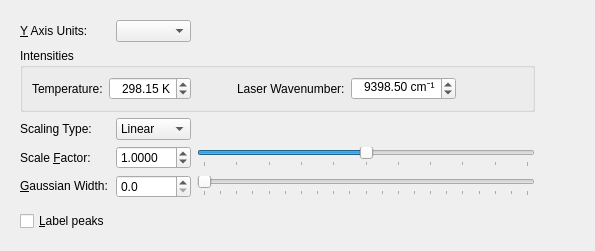
This is libavogadro/src/extensions/spectra/tab_ir_raman.ui in cryos/avogadro as Qt 5 draws it before an edit. The edited form follows.
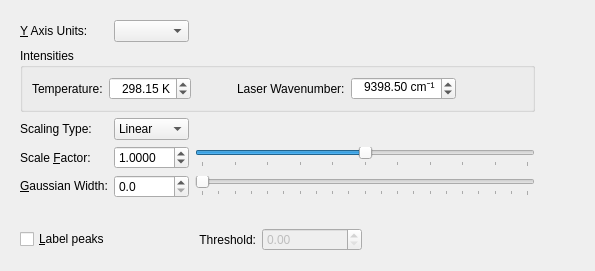
This is the edited form.

Commit message: Threshold for peal labels

Patch:
```diff
--- a/libavogadro/src/extensions/spectra/tab_ir_raman.ui
+++ b/libavogadro/src/extensions/spectra/tab_ir_raman.ui
@@ -7,7 +7,7 @@
     <x>0</x>
     <y>0</y>
     <width>595</width>
-    <height>251</height>
+    <height>271</height>
    </rect>
   </property>
   <property name="windowTitle">
@@ -69,22 +69,6 @@
         </property>
        </spacer>
       </item>
-      <item row="7" column="0">
-       <widget class="QCheckBox" name="cb_labelPeaks">
-        <property name="sizePolicy">
-         <sizepolicy hsizetype="Fixed" vsizetype="Fixed">
-          <horstretch>0</horstretch>
-          <verstretch>0</verstretch>
-         </sizepolicy>
-        </property>
-        <property name="text">
-         <string>&amp;Label peaks</string>
-        </property>
-        <property name="checked">
-         <bool>false</bool>
-        </property>
-       </widget>
-      </item>
       <item row="3" column="0">
        <widget class="QLabel" name="label_2">
         <property name="text">
@@ -392,6 +376,68 @@
         </layout>
        </widget>
       </item>
+      <item row="7" column="0" colspan="3">
+       <layout class="QHBoxLayout" name="horizontalLayout_3">
+        <property name="topMargin">
+         <number>0</number>
+        </property>
+        <item>
+         <widget class="QCheckBox" name="cb_labelPeaks">
+          <property name="sizePolicy">
+           <sizepolicy hsizetype="Fixed" vsizetype="Fixed">
+            <horstretch>0</horstretch>
+            <verstretch>0</verstretch>
+           </sizepolicy>
+          </property>
+          <property name="text">
+           <string>&amp;Label peaks</string>
+          </property>
+          <property name="checked">
+           <bool>false</bool>
+          </property>
+         </widget>
+        </item>
+        <item>
+         <spacer name="horizontalSpacer_7">
+          <property name="orientation">
+           <enum>Qt::Horizontal</enum>
+          </property>
+          <property name="sizeType">
+           <enum>QSizePolicy::Preferred</enum>
+          </property>
+          <property name="sizeHint" stdset="0">
+           <size>
+            <width>40</width>
+            <height>20</height>
+           </size>
+          </property>
+         </spacer>
+        </item>
+        <item>
+         <widget class="QLabel" name="label_5">
+          <property name="text">
+           <string>Threshold:</string>
+          </property>
+          <property name="alignment">
+           <set>Qt::AlignRight|Qt::AlignTrailing|Qt::AlignVCenter</set>
+          </property>
+         </widget>
+        </item>
+        <item>
+         <widget class="QDoubleSpinBox" name="spin_threshold">
+          <property name="enabled">
+           <bool>false</bool>
+          </property>
+          <property name="maximum">
+           <double>20000.000000000000000</double>
+          </property>
+          <property name="singleStep">
+           <double>1.000000000000000</double>
+          </property>
+         </widget>
+        </item>
+       </layout>
+      </item>
      </layout>
     </widget>
    </item>
```
Left out of the diff: 1 changed line with no effect on the pictures. The commit also changes 6 other files.
